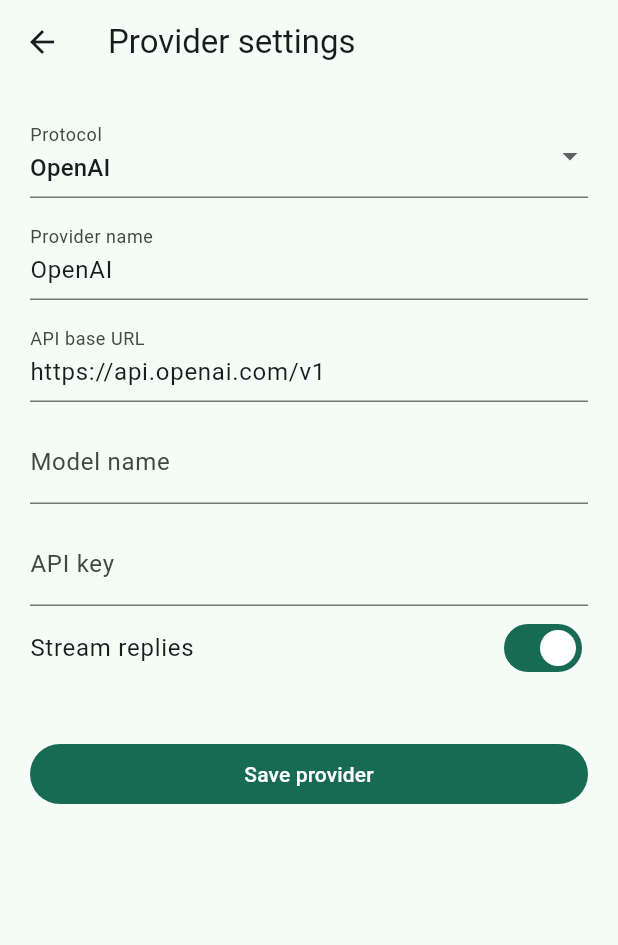
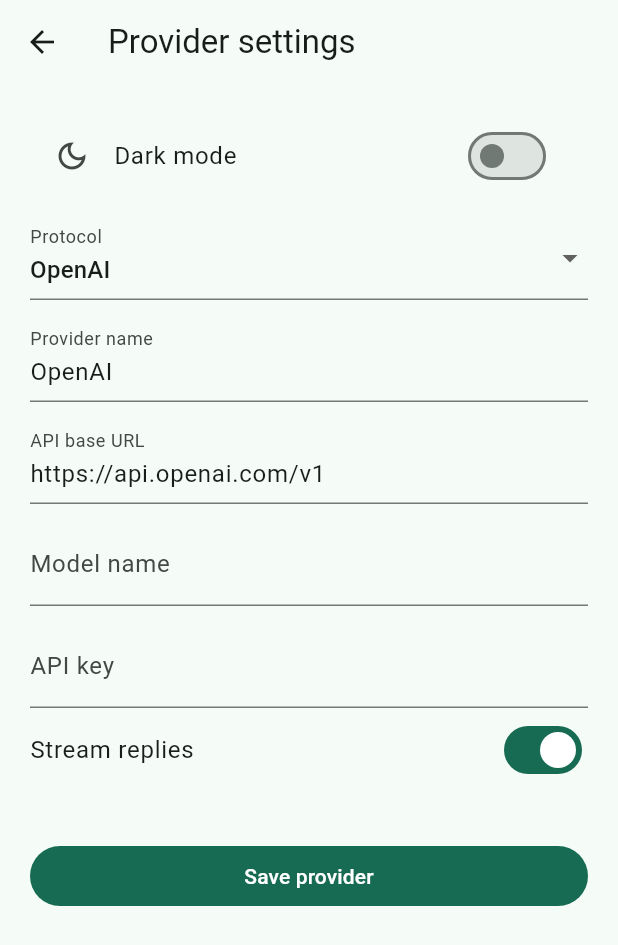
Before and after one commit to anandanmol1010/AI-Chat-Assistant-Assessment, a Flutter app: the screen it shows after launch, after a tap on the "settings" icon, on a phone screen of 412 x 824 dp. Shown: the top 945 px of the screen. Run offline on Flutter 3.47's test engine with Material 3 defaults, Android fonts, the phone set to English and light mode, and no system bars; our stand-ins replace bloc_concurrency, dio, flutter_bloc, flutter_markdown_plus, flutter_secure_storage, fpdart and 1 more; accounts and stored records are empty.

Commit message:
Persist light and dark theme preference

```diff
--- a/lib/data/datasources/history_database.dart
+++ b/lib/data/datasources/history_database.dart
@@ -9,11 +9,12 @@ Future<Database> openHistoryDatabase({
   return database.openDatabase(
     path ?? p.join(await database.getDatabasesPath(), 'chat_history.db'),
     options: OpenDatabaseOptions(
-      version: 3,
+      version: 4,
       onConfigure: (db) async {
         await db.execute('PRAGMA foreign_keys = ON');
       },
       onUpgrade: (db, oldVersion, _) async {
+        if (oldVersion < 4) await _createAppPreferences(db);
         if (oldVersion < 2) {
           await _createProviderTable(db);
         } else if (oldVersion < 3) {
@@ -23,6 +24,7 @@ Future<Database> openHistoryDatabase({
         }
       },
       onCreate: (db, version) async {
+        await _createAppPreferences(db);
         await _createProviderTable(db);
         await db.execute('''
           CREATE TABLE conversations (
@@ -62,3 +64,10 @@ Future<void> _createProviderTable(Database db) => db.execute("""
     stream_replies INTEGER NOT NULL DEFAULT 1
   )
 """);
+
+Future<void> _createAppPreferences(Database db) => db.execute("""
+  CREATE TABLE app_preferences (
+    id INTEGER PRIMARY KEY CHECK (id = 1),
+    dark_mode INTEGER NOT NULL CHECK (dark_mode IN (0, 1))
+  )
+""");
--- /dev/null
+++ b/lib/data/repositories/sqlite_theme_preferences.dart
@@ -0,0 +1,33 @@
+import 'package:fpdart/fpdart.dart';
+import 'package:sqflite/sqflite.dart';
+
+import '../../core/errors/failure.dart';
+import '../../domain/repositories/theme_preferences.dart';
+
+class SqliteThemePreferences implements ThemePreferences {
+  const SqliteThemePreferences(this._db);
+  final Database _db;
+
+  @override
+  Future<Either<Failure, bool>> loadDarkMode() async {
+    try {
+      final rows = await _db.query('app_preferences', columns: ['dark_mode']);
+      return Right(rows.firstOrNull?['dark_mode'] == 1);
+    } on DatabaseException {
+      return const Left(StorageFailure());
+    }
+  }
+
+  @override
+  Future<Either<Failure, Unit>> saveDarkMode(bool enabled) async {
+    try {
+      await _db.insert('app_preferences', {
+        'id': 1,
+        'dark_mode': enabled ? 1 : 0,
+      }, conflictAlgorithm: ConflictAlgorithm.replace);
+      return const Right(unit);
+    } on DatabaseException {
+      return const Left(StorageFailure());
+    }
+  }
+}
--- /dev/null
+++ b/lib/domain/repositories/theme_preferences.dart
@@ -0,0 +1,8 @@
+import 'package:fpdart/fpdart.dart';
+
+import '../../core/errors/failure.dart';
+
+abstract interface class ThemePreferences {
+  Future<Either<Failure, bool>> loadDarkMode();
+  Future<Either<Failure, Unit>> saveDarkMode(bool enabled);
+}
--- a/lib/main.dart
+++ b/lib/main.dart
@@ -4,6 +4,9 @@ import 'package:flutter/material.dart';
 import 'package:flutter_bloc/flutter_bloc.dart';
 import 'package:flutter_secure_storage/flutter_secure_storage.dart';
 import 'data/repositories/local_settings_repository.dart';
+import 'data/repositories/sqlite_theme_preferences.dart';
+import 'domain/repositories/theme_preferences.dart';
+import 'presentation/blocs/theme_bloc.dart';
 import 'data/repositories/remote_chat_repository.dart';
 import 'domain/usecases/generate_reply.dart';
 import 'domain/usecases/save_message.dart';
@@ -27,6 +30,7 @@ void main() => runApp(const AiChatAssistantApp());
 typedef _Repositories = ({
   ConversationRepository history,
   SettingsRepository settings,
+  ThemePreferences theme,
 });
 
 Future<_Repositories> _openRepositories() async {
@@ -34,6 +38,7 @@ Future<_Repositories> _openRepositories() async {
   return (
     history: SqliteConversationRepository(HistoryLocalDataSource(db)),
     settings: LocalSettingsRepository(db, const FlutterSecureStorage()),
+    theme: SqliteThemePreferences(db),
   );
 }
 
@@ -64,13 +69,33 @@ class AiChatAssistantApp extends StatelessWidget {
   const AiChatAssistantApp({super.key});
 
   @override
-  Widget build(BuildContext context) => MaterialApp(
+  Widget build(BuildContext context) => BlocProvider(
+    create: (_) => _StartupBloc()..add(const _StartupRequested()),
+    child: BlocBuilder<_StartupBloc, AsyncSnapshot<_Repositories>>(
+      builder: (context, snapshot) {
+        final repositories = snapshot.data;
+        if (repositories == null) return _materialApp(false);
+        return BlocProvider(
+          create: (_) =>
+              ThemeBloc(repositories.theme)..add(const ThemeRequested()),
+          child: BlocBuilder<ThemeBloc, ThemeState>(
+            buildWhen: (previous, current) => previous.dark != current.dark,
+            builder: (context, theme) => _materialApp(theme.dark),
+          ),
+        );
+      },
+    ),
+  );
+
+  Widget _materialApp(bool dark) => MaterialApp(
     title: 'AI Chat Assistant',
     theme: ThemeData(colorSchemeSeed: const Color(0xFF206B54)),
-    home: BlocProvider(
-      create: (_) => _StartupBloc()..add(const _StartupRequested()),
-      child: const _HistoryStartup(),
+    darkTheme: ThemeData(
+      colorSchemeSeed: const Color(0xFF206B54),
+      brightness: Brightness.dark,
     ),
+    themeMode: dark ? ThemeMode.dark : ThemeMode.light,
+    home: const _HistoryStartup(),
   );
 }
 
--- /dev/null
+++ b/lib/presentation/blocs/theme_bloc.dart
@@ -0,0 +1,61 @@
+import 'package:bloc_concurrency/bloc_concurrency.dart';
+import 'package:flutter_bloc/flutter_bloc.dart';
+
+import '../../domain/repositories/theme_preferences.dart';
+
+sealed class ThemeEvent {
+  const ThemeEvent();
+}
+
+final class ThemeRequested extends ThemeEvent {
+  const ThemeRequested();
+}
+
+final class ThemeChanged extends ThemeEvent {
+  const ThemeChanged(this.dark);
+  final bool dark;
+}
+
+class ThemeState {
+  const ThemeState({this.dark = false, this.busy = false, this.error});
+  final bool dark;
+  final bool busy;
+  final String? error;
+}
+
+class ThemeBloc extends Bloc<ThemeEvent, ThemeState> {
+  ThemeBloc(this._preferences) : super(const ThemeState(busy: true)) {
+    on<ThemeEvent>(_handle, transformer: sequential());
+  }
+  final ThemePreferences _preferences;
+
+  Future<void> _handle(ThemeEvent event, Emitter<ThemeState> emit) async {
+    final previous = state.dark;
+    switch (event) {
+      case ThemeRequested():
+        final loaded = await _preferences.loadDarkMode();
+        emit(
+          loaded.match(
+            (_) => ThemeState(
+              dark: previous,
+              error: 'Could not load the appearance preference.',
+            ),
+            (dark) => ThemeState(dark: dark),
+          ),
+        );
+      case ThemeChanged(:final dark):
+        if (dark == previous) return;
+        emit(ThemeState(dark: previous, busy: true));
+        final saved = await _preferences.saveDarkMode(dark);
+        emit(
+          saved.match(
+            (_) => ThemeState(
+              dark: previous,
+              error: 'Could not save the appearance preference.',
+            ),
+            (_) => ThemeState(dark: dark),
+          ),
+        );
+    }
+  }
+}
--- a/lib/presentation/screens/settings_screen.dart
+++ b/lib/presentation/screens/settings_screen.dart
@@ -3,6 +3,7 @@ import 'package:flutter_bloc/flutter_bloc.dart';
 
 import '../../domain/entities/provider_config.dart';
 import '../blocs/settings_bloc.dart';
+import '../widgets/dark_mode_switch.dart';
 
 class SettingsScreen extends StatelessWidget {
   const SettingsScreen({super.key});
@@ -29,6 +30,8 @@ class SettingsScreen extends StatelessWidget {
     return ListView(
       padding: const EdgeInsets.all(20),
       children: [
+        const DarkModeSwitch(),
+        const SizedBox(height: 12),
         DropdownButtonFormField<ProviderProtocol>(
           key: ValueKey(draft.protocol),
           initialValue: draft.protocol,
--- /dev/null
+++ b/lib/presentation/widgets/dark_mode_switch.dart
@@ -0,0 +1,24 @@
+import 'package:flutter/material.dart';
+import 'package:flutter_bloc/flutter_bloc.dart';
+
+import '../blocs/theme_bloc.dart';
+
+class DarkModeSwitch extends StatelessWidget {
+  const DarkModeSwitch({super.key});
+
+  @override
+  Widget build(BuildContext context) => BlocConsumer<ThemeBloc, ThemeState>(
+    listenWhen: (_, state) => state.error != null,
+    listener: (context, state) => ScaffoldMessenger.of(
+      context,
+    ).showSnackBar(SnackBar(content: Text(state.error!))),
+    builder: (context, state) => SwitchListTile(
+      title: const Text('Dark mode'),
+      secondary: const Icon(Icons.dark_mode_outlined),
+      value: state.dark,
+      onChanged: state.busy
+          ? null
+          : (dark) => context.read<ThemeBloc>().add(ThemeChanged(dark)),
+    ),
+  );
+}
```
Also changed, not shown: 3 other files.
